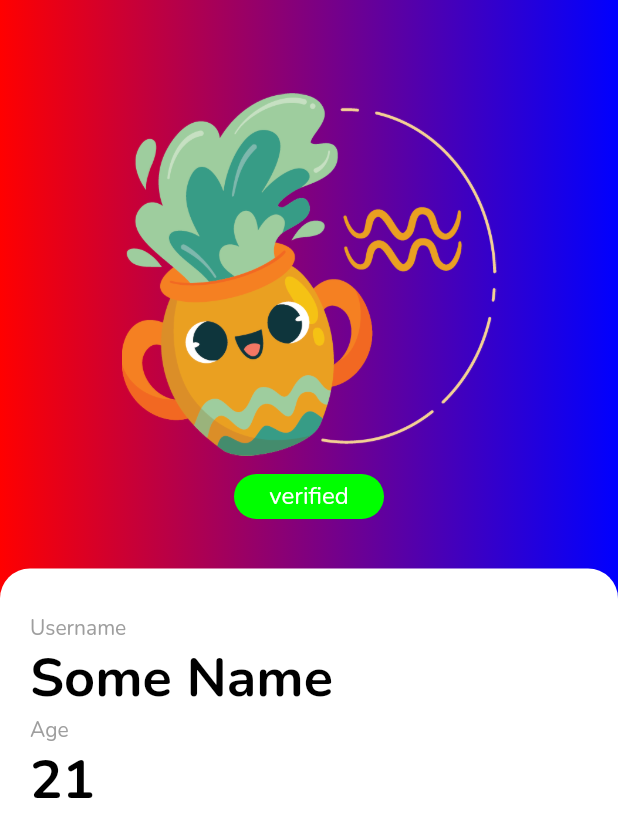
After one commit to Orion-Software-Engineering/flutter, a Flutter app: the Profile screen opened by its route, on a phone screen of 412 x 824 dp. The commit adds this screen. Shown: the top 837 px of the screen. Run offline on Flutter 3.47's test engine with Material 2 defaults, Android fonts, the phone set to English and light mode, and no system bars; our stand-ins replace fluttertoast, font_awesome_flutter.

Commit message:
Used Media query to position the Orion Logo placeholder for Login and Sign up.

```diff
--- a/lib/components/home/home_scaffold.dart
+++ b/lib/components/home/home_scaffold.dart
@@ -70,7 +70,11 @@ class _HomeScaffoldState extends State<HomeScaffold> {
         actions: [
           Padding(
             padding: const EdgeInsets.all(8.0),
-            child: AvatarPlaceholder(),
+            child: GestureDetector(
+                onTap: () {
+                  // TODO profile page Navigation
+                },
+                child: AvatarPlaceholder()),
           ),
         ],
       ),
--- a/lib/components/login_signup/login_signup_scaffold.dart
+++ b/lib/components/login_signup/login_signup_scaffold.dart
@@ -11,10 +11,10 @@ class LogInSignUpScaffold extends StatelessWidget {
       body: Stack(
         children: [
           Positioned(
-            top: -280,
-            right: 230,
-            left: -130,
-            bottom: 600,
+            top: MediaQuery.of(context).size.height * -0.3,
+            right: MediaQuery.of(context).size.width * 0.6,
+            left: MediaQuery.of(context).size.width * -0.3,
+            bottom: MediaQuery.of(context).size.height * 0.6,
             child: Image.asset('assets/images/interests/Orion logo(!BG) 3.png'),
           ),
           Padding(
--- /dev/null
+++ b/lib/components/profile/bio_fields.dart
@@ -0,0 +1,29 @@
+import 'package:flutter/material.dart';
+
+class BioFields extends StatelessWidget {
+  BioFields({required this.title, required this.value});
+  String title;
+  String value;
+
+  @override
+  Widget build(BuildContext context) {
+    return Padding(
+      padding: const EdgeInsets.fromLTRB(20, 0, 0, 0),
+      child: Column(
+        crossAxisAlignment: CrossAxisAlignment.start,
+        children: [
+          Text(
+            title,
+            style: TextStyle(
+                fontSize: 14, color: Colors.grey, fontWeight: FontWeight.w400),
+          ),
+          Text(
+            value,
+            style: TextStyle(
+                fontSize: 36, color: Colors.black, fontWeight: FontWeight.w700),
+          )
+        ],
+      ),
+    );
+  }
+}
--- a/lib/main.dart
+++ b/lib/main.dart
@@ -5,6 +5,7 @@ import 'package:matchmaking_demo/components/home/home_scaffold.dart';
 import 'package:matchmaking_demo/interests/interests_1.dart';
 import 'package:matchmaking_demo/interests/interests_2.dart';
 import 'package:matchmaking_demo/utils/constants.dart';
+import 'Profile/profile.dart';
 import 'components/interests/all_set.dart';
 import 'interests/interests_3.dart';
 import 'signup/sign_up_page.dart';
@@ -33,7 +34,8 @@ class MyApp extends StatelessWidget {
         '/interests_2': (context) => InterestsTwo(),
         '/interests_3': (context) => InterestsThree(),
         '/all_set': (context) => AllSet(),
-        '/home': (context) => HomeScaffold()
+        '/home': (context) => HomeScaffold(),
+        '/profile': (context) => Profile()
       },
     );
   }
--- /dev/null
+++ b/lib/profile/profile.dart
@@ -0,0 +1,89 @@
+import 'package:flutter/material.dart';
+
+import '../components/profile/bio_fields.dart';
+
+class Profile extends StatelessWidget {
+  const Profile({Key? key}) : super(key: key);
+
+  @override
+  Widget build(BuildContext context) {
+    return Scaffold(
+      body: Stack(
+        children: [
+          Column(
+            children: [
+              Expanded(
+                child: Container(
+                  decoration: BoxDecoration(
+                    gradient: LinearGradient(
+                      colors: const <Color>[
+                        Color(0xFFFF0000),
+                        Color(0xFF0000FF)
+                      ],
+                    ),
+                  ),
+                  child: Center(
+                    child: Column(
+                      mainAxisAlignment: MainAxisAlignment.center,
+                      children: [
+                        Container(
+                          height: 250,
+                          width: 250,
+                          decoration: BoxDecoration(
+                            borderRadius: BorderRadius.circular(200),
+                          ),
+                          child: Image.asset(
+                              'assets/images/messaging/Avatars/Aquarius.png'),
+                        ),
+                        Padding(
+                          padding: const EdgeInsets.all(8.0),
+                          child: Container(
+                            width: 100,
+                            height: 30,
+                            decoration: BoxDecoration(
+                              color: Color(0xFF00FF00),
+                              borderRadius: BorderRadius.circular(15),
+                            ),
+                            child: Center(
+                              child: Text(
+                                'verified',
+                                style: TextStyle(
+                                    color: Colors.white,
+                                    fontSize: 16,
+                                    fontWeight: FontWeight.w400),
+                              ),
+                            ),
+                          ),
+                        )
+                      ],
+                    ),
+                  ),
+                ),
+              ),
+              Expanded(child: Container())
+            ],
+          ),
+          Positioned(
+            top: MediaQuery.of(context).size.height * 0.46,
+            right: 0,
+            bottom: 0,
+            left: 0,
+            child: Container(
+              padding: EdgeInsets.fromLTRB(0, 30, 0, 0),
+              decoration: BoxDecoration(
+                  color: Color(0xffffffff),
+                  borderRadius: BorderRadius.circular(20)),
+              child: Column(
+                crossAxisAlignment: CrossAxisAlignment.start,
+                children: [
+                  BioFields(title: 'Username', value: "Some Name"),
+                  BioFields(title: 'Age', value: "21"),
+                ],
+              ),
+            ),
+          )
+        ],
+      ),
+    );
+  }
+}
```
